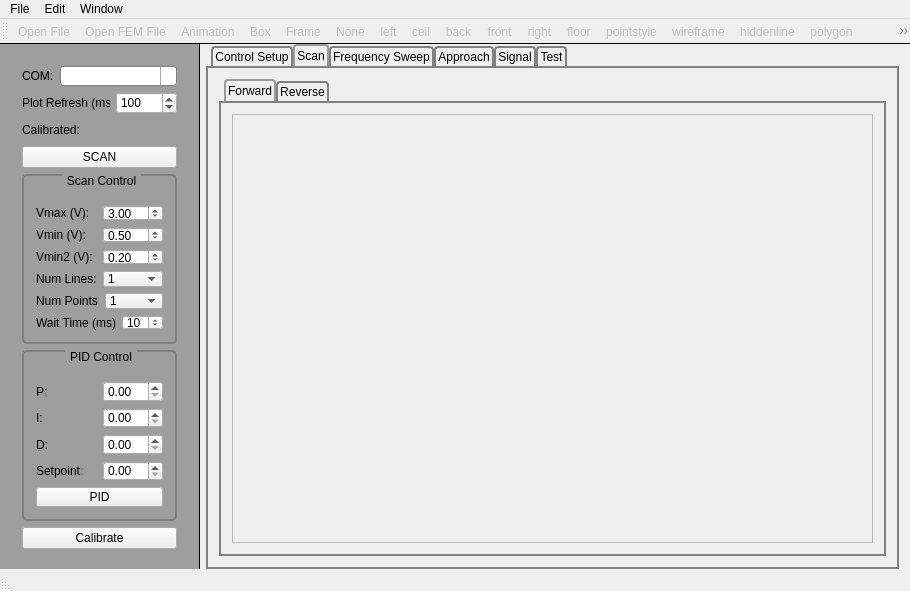
The window that gui/mainwindow.ui (neil-sarkar/AFM-CLIENT) describes before a commit, drawn with Qt 5.
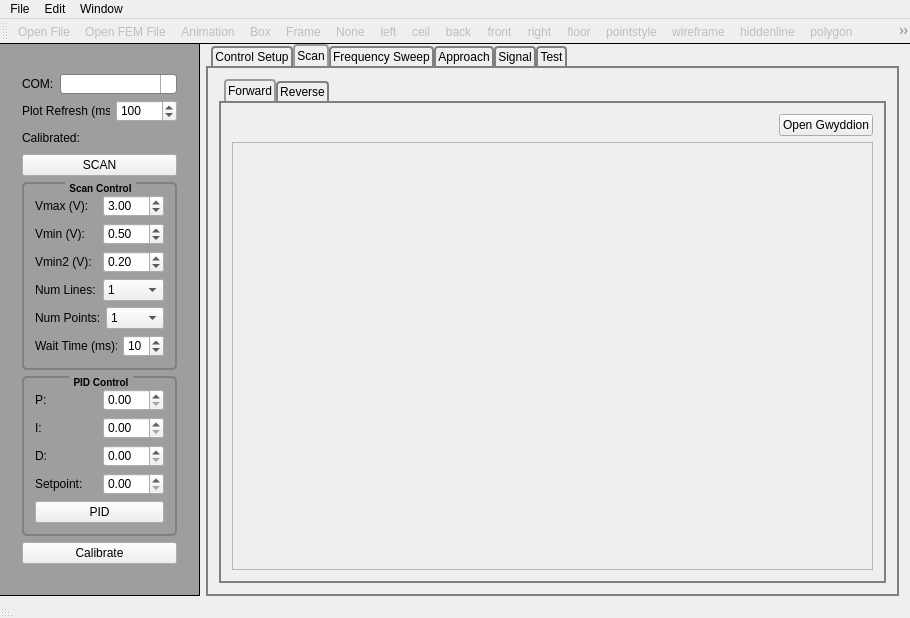
The same window after the commit. The open tabs and pages were chosen to show the change. Icons and pictures are not drawn.

Patch:
```diff
--- a/gui/mainwindow.ui
+++ b/gui/mainwindow.ui
@@ -7,7 +7,7 @@
     <x>0</x>
     <y>0</y>
     <width>910</width>
-    <height>591</height>
+    <height>618</height>
    </rect>
   </property>
   <property name="sizePolicy">
@@ -117,14 +117,15 @@
         border: 2px solid gray;
         border-radius: 5px;
         margin-top: 1ex; /* leave space at the top for the title */
+    font-size: 10px;
+    font-weight: bold;
     }
      
     QGroupBox::title  {
         subcontrol-origin: margin;
         subcontrol-position: top center; /* position at the top center */
         padding: 0 3px;
-        background-color: qlineargradient(x1: 0, y1: 0, x2: 0, y2: 1,
-                                          stop: 0 #FFOECE, stop: 1 #FFFFFF);
+		font-size: 17px;
     }
 </string>
             </property>
@@ -533,6 +534,8 @@
         border: 2px solid gray;
         border-radius: 5px;
         margin-top: 1ex; /* leave space at the top for the title */
+    font-size: 10px;
+    font-weight: bold;
     }
      
     QGroupBox::title  {
@@ -1212,6 +1215,22 @@
                 </layout>
                </widget>
               </item>
+              <item row="0" column="0">
+               <widget class="QPushButton" name="gwyddionButton">
+                <property name="sizePolicy">
+                 <sizepolicy hsizetype="Fixed" vsizetype="Fixed">
+                  <horstretch>0</horstretch>
+                  <verstretch>0</verstretch>
+                 </sizepolicy>
+                </property>
+                <property name="layoutDirection">
+                 <enum>Qt::RightToLeft</enum>
+                </property>
+                <property name="text">
+                 <string>Open Gwyddion</string>
+                </property>
+               </widget>
+              </item>
              </layout>
             </widget>
             <widget class="QWidget" name="tabScanReverse">
```
Left out of the diff: 2 changed lines with no effect on the pictures.
